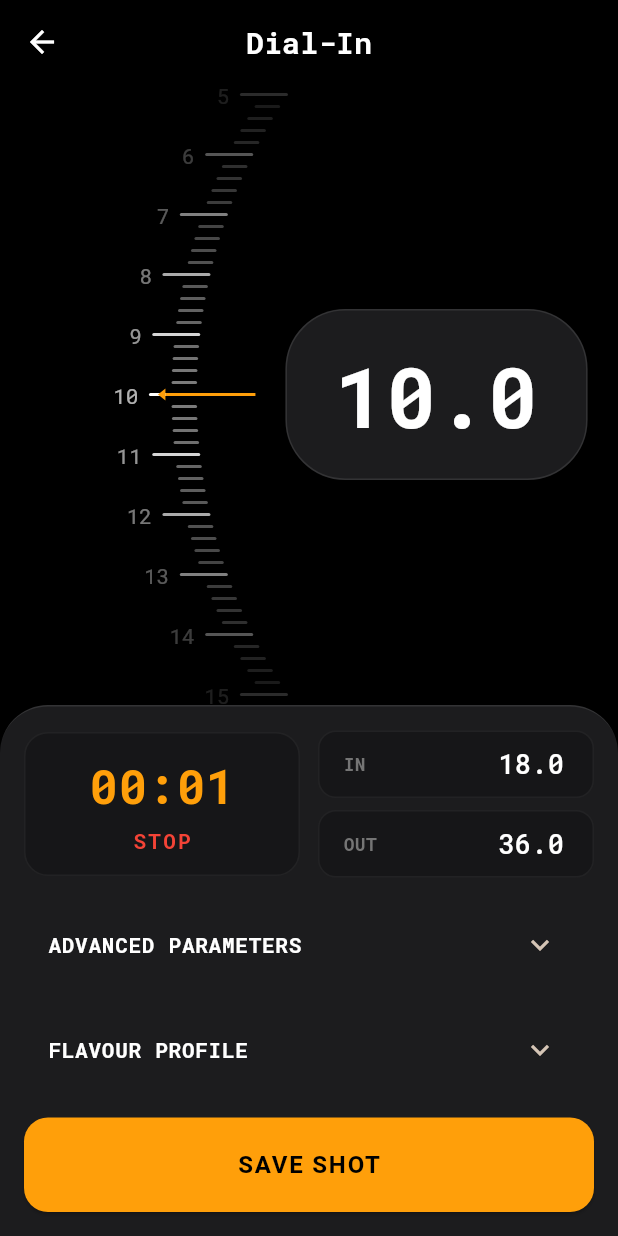
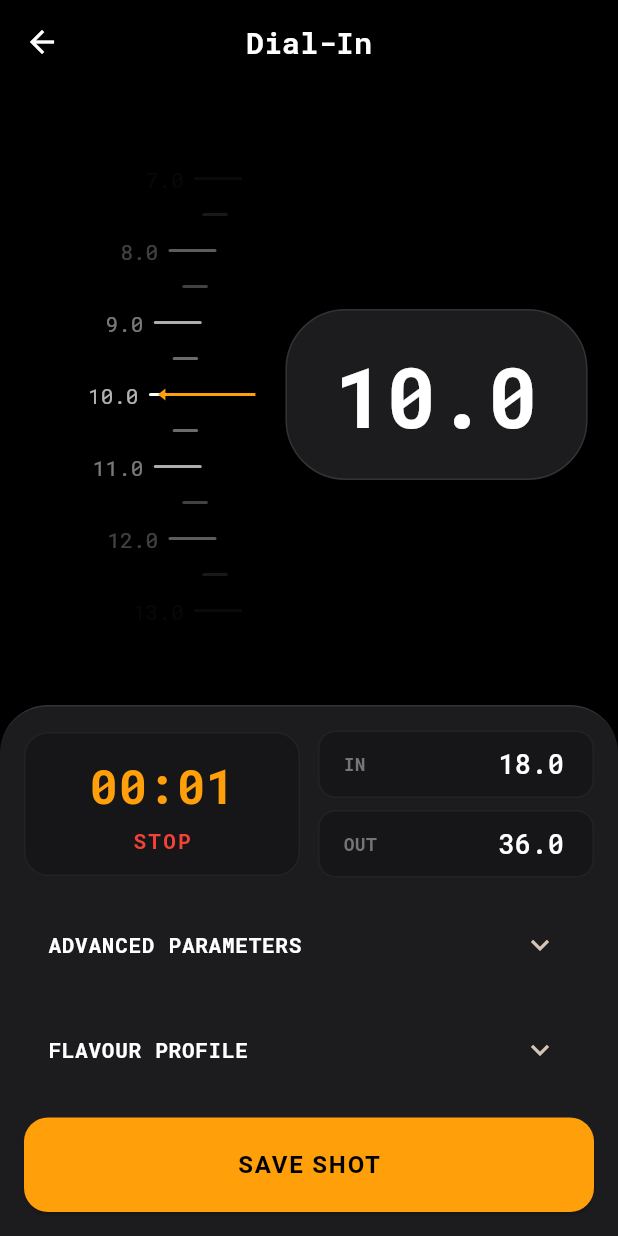
Before and after one commit to LucaGerlich/dialed_in, a Flutter app: the AddShotScreen screen opened directly with empty values, after a tap on "START", on a phone screen of 412 x 824 dp. Run offline on Flutter 3.47's test engine with Material 3 defaults, Android fonts, the phone set to English and light mode, and no system bars; our stand-ins replace fl_chart, google_fonts, screenshot, share_plus, shared_preferences; missing offline and left inert: gal, pasteboard; accounts and stored records are empty.

Commit message:
optimized dial

```diff
--- a/lib/screens/add_shot_screen.dart
+++ b/lib/screens/add_shot_screen.dart
@@ -120,6 +120,7 @@ class _AddShotScreenState extends State<AddShotScreen> {
                 value: _grindSize,
                 min: provider.grindMin,
                 max: provider.grindMax,
+                step: provider.grindStep,
                 label: 'Grind Size',
                 onChanged: (val) {
                   setState(() {
--- a/lib/widgets/analog_dial.dart
+++ b/lib/widgets/analog_dial.dart
@@ -6,6 +6,7 @@ import 'package:google_fonts/google_fonts.dart';
 class AnalogDial extends StatefulWidget {
   final double min;
   final double max;
+  final double step;
   final double value;
   final ValueChanged<double> onChanged;
   final String label;
@@ -14,6 +15,7 @@ class AnalogDial extends StatefulWidget {
     super.key,
     this.min = 0,
     this.max = 30,
+    this.step = 0.1, // Default step, but only for graphical representation and default for logic if none provided by provider
     required this.value,
     required this.onChanged,
     this.label = '',
@@ -41,15 +43,30 @@ class _AnalogDialState extends State<AnalogDial> {
   }
 
   void _onPanUpdate(DragUpdateDetails details) {
+    // Calculate dynamic sensitivity
+    // We want a specific number of pixels to represent one "step" visually
+    const double pixelsPerStep = 24.0;
+    final double effectiveStep = widget.step <= 0 ? 0.1 : widget.step;
+    final double pixelsPerUnit = pixelsPerStep / effectiveStep;
+
     // Vertical drag to change value
-    // Sensitivity: 1 pixel = 0.05 units (adjust as needed)
-    final delta = details.delta.dy * -0.05;
+    // Dragging 'down' (positive dy) should usually decrease value (like pulling a tape down to see higher numbers? or opposite?)
+    // Standard UI: Dragging DOWN moves content DOWN.
+    // If content is a ruler:
+    //  12
+    //  11
+    //  10
+    // If I drag DOWN, I see 13, 14... So value increases?
+    // Let's stick to the previous direction: dy * -1 decreased value.
+    // deltaY positive -> value change negative.
+
+    final delta = details.delta.dy * -1.0 / pixelsPerUnit;
 
     double newValue = _currentValue + delta;
     newValue = newValue.clamp(widget.min, widget.max);
 
-    // Haptics on integer change
-    if (newValue.floor() != _currentValue.floor()) {
+    // Haptics on step boundary crossing
+    if ((newValue / effectiveStep).floor() != (_currentValue / effectiveStep).floor()) {
       HapticFeedback.selectionClick();
     }
 
@@ -75,6 +92,7 @@ class _AnalogDialState extends State<AnalogDial> {
                 value: _currentValue,
                 min: widget.min,
                 max: widget.max,
+                step: widget.step <= 0 ? 0.1 : widget.step,
                 color: Theme.of(context).colorScheme.onSurface,
                 accentColor: Theme.of(context).colorScheme.primary,
               ),
@@ -108,6 +126,7 @@ class _RadioTunerPainter extends CustomPainter {
   final double value;
   final double min;
   final double max;
+  final double step;
   final Color color;
   final Color accentColor;
 
@@ -115,6 +134,7 @@ class _RadioTunerPainter extends CustomPainter {
     required this.value,
     required this.min,
     required this.max,
+    required this.step,
     required this.color,
     required this.accentColor,
   });
@@ -122,11 +142,11 @@ class _RadioTunerPainter extends CustomPainter {
   @override
   void paint(Canvas canvas, Size size) {
     final centerY = size.height / 2;
-    final centerX = size.width; // Right edge of the dial area is the "center" of the arc
+    final centerX = size.width;
 
     // Arc parameters
-    final radius = size.height * 1.2; // Large radius for subtle curve
-    final arcCenter = Offset(centerX + radius - 40, centerY); // Center of the circle forming the arc
+    final radius = size.height * 1.2;
+    final arcCenter = Offset(centerX + radius - 40, centerY);
 
     final tickPaint = Paint()
       ..color = color.withOpacity(0.3)
@@ -143,34 +163,49 @@ class _RadioTunerPainter extends CustomPainter {
       textAlign: TextAlign.right,
     );
 
+    // Dynamic Scaling
+    const double pixelsPerStep = 24.0;
+    final double pixelsPerUnit = pixelsPerStep / step;
+
     // How many units visible?
-    const visibleRange = 6.0; // +/- 3 units
-    final startVal = (value - visibleRange).floorToDouble();
-    final endVal = (value + visibleRange).ceilToDouble();
+    final visibleUnits = (size.height / pixelsPerUnit) / 2 + step;
+    final startVal = (value - visibleUnits).floorToDouble();
+    final endVal = (value + visibleUnits).ceilToDouble();
 
-    for (double i = startVal; i <= endVal; i += 0.2) { // Ticks every 0.2
-      if (i < min || i > max) continue;
+    // Draw ticks at exactly 'step' intervals
+    // We align startVal to the nearest step
+    final alignedStart = (startVal / step).floor() * step;
 
-      final diff = i - value; // Distance from center
-      // Map diff to Y position
-      // 1 unit = 40 pixels
-      final yOffset = diff * 40;
+    for (double i = alignedStart; i <= endVal; i += step) {
+      // Fix floating point drift
+      final roundedI = (i * 1000).round() / 1000.0;
+
+      if (roundedI < min || roundedI > max) continue;
+
+      final diff = roundedI - value;
+      final yOffset = diff * pixelsPerUnit;
       final yPos = centerY + yOffset;
 
       // Calculate X based on arc
-      // Circle equation: (x - cx)^2 + (y - cy)^2 = r^2
-      // x = cx - sqrt(r^2 - (y - cy)^2)
       final dy = yPos - arcCenter.dy;
-      // If dy is too large, we are out of circle, skip
       if (dy.abs() > radius) continue;
 
       final dx = arcCenter.dx - sqrt(radius * radius - dy * dy);
 
       // Opacity fade at edges
-      final opacity = (1.0 - (diff.abs() / visibleRange)).clamp(0.0, 1.0);
+      final opacity = (1.0 - (yOffset.abs() / (size.height / 2))).clamp(0.0, 1.0);
       if (opacity <= 0) continue;
 
-      final isMajor = (i * 10).round() % 10 == 0; // Integer values
+      // Determine if "Major" tick
+      // If step < 1, Major ticks are Integers.
+      // If step >= 1, every tick is Major.
+      bool isMajor = false;
+      if (step < 1.0) {
+        isMajor = (roundedI % 1.0).abs() < 0.001; // Is Integer
+      } else {
+        isMajor = true;
+      }
+
       final tickLength = isMajor ? 30.0 : 15.0;
 
       final paint = isMajor ? activeTickPaint : tickPaint;
@@ -182,10 +217,10 @@ class _RadioTunerPainter extends CustomPainter {
         paint,
       );
 
-      // Draw numbers for major ticks
+      // Draw numbers for Major ticks
       if (isMajor) {
         textPainter.text = TextSpan(
-          text: i.round().toString(),
+          text: roundedI.toStringAsFixed(step % 1 == 0 ? 0 : 1),
           style: GoogleFonts.robotoMono(
             fontSize: 14,
             color: color.withOpacity(opacity * 0.7),
@@ -199,43 +234,13 @@ class _RadioTunerPainter extends CustomPainter {
       }
     }
 
-    // Draw Center Indicator (The "Needle")
-    // In the image, it's a line and a highlight
-    final indicatorPaint = Paint()
-      ..color = accentColor
-      ..strokeWidth = 2
-      ..style = PaintingStyle.stroke;
-
-    // Draw a "lens" or box around the center?
-    // Image has a box around the ticks on the left
-    final boxHeight = 60.0;
-    final boxWidth = 80.0;
-    final boxRect = Rect.fromCenter(
-      center: Offset(size.width - boxWidth/2, centerY),
-      width: boxWidth,
-      height: boxHeight,
-    );
-
-    // Draw selection box styling
-    final boxPaint = Paint()
-      ..color = Colors.white.withOpacity(0.05)
-      ..style = PaintingStyle.fill;
-
-    final boxBorderPaint = Paint()
-      ..color = Colors.white.withOpacity(0.2)
-      ..style = PaintingStyle.stroke
-      ..strokeWidth = 1;
-
-    // Draw curved box matching the arc? Hard. Let's do simple rounded rect for now.
-    // Actually, let's just draw the "Center Line"
-
+    // Draw Center Indicator
     canvas.drawLine(
       Offset(size.width - 60, centerY),
       Offset(size.width, centerY),
       Paint()..color = accentColor ..strokeWidth = 2,
     );
 
-    // Small arrow on the left of the line
     final path = Path()
       ..moveTo(size.width - 65, centerY)
       ..lineTo(size.width - 60, centerY - 4)
@@ -247,6 +252,6 @@ class _RadioTunerPainter extends CustomPainter {
 
   @override
   bool shouldRepaint(covariant _RadioTunerPainter oldDelegate) {
-    return oldDelegate.value != value || oldDelegate.color != color;
+    return oldDelegate.value != value || oldDelegate.color != color || oldDelegate.step != step;
   }
 }
```
